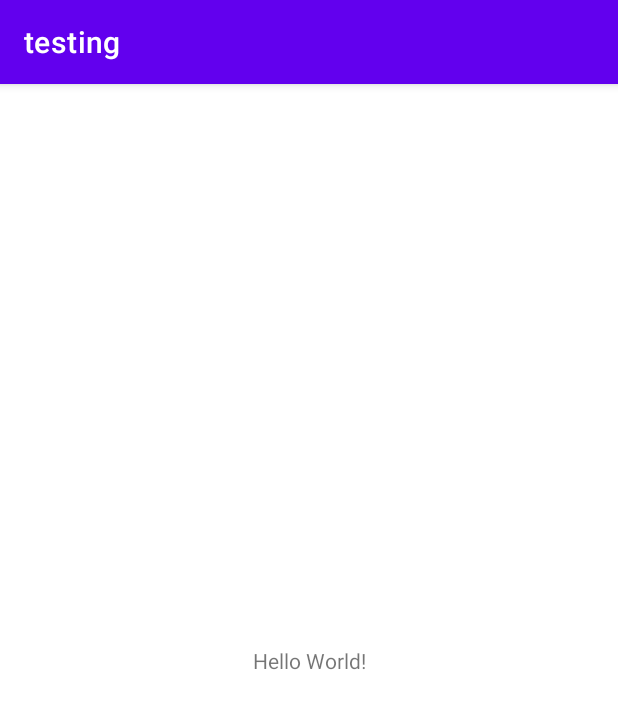
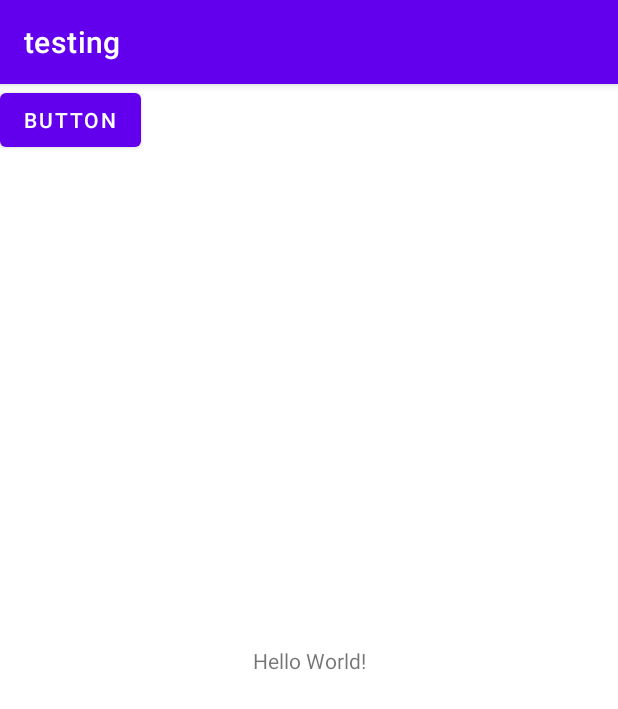
Before and after one commit to Kelvin-Yeoh/MobileAss, an Android app: the screen it shows after launch (MainActivity), on a phone screen of 412 x 824 dp. Shown: the top 709 px of the screen. Run offline under Robolectric (Android 15) with nearby library versions, the phone set to English and light mode, and no system bars.

Commit message:
button testing

```diff
--- a/app/src/main/res/layout/activity_main.xml
+++ b/app/src/main/res/layout/activity_main.xml
@@ -15,4 +15,12 @@
         app:layout_constraintStart_toStartOf="parent"
         app:layout_constraintTop_toTopOf="parent" />
 
+    <Button
+        android:id="@+id/button"
+        android:layout_width="wrap_content"
+        android:layout_height="wrap_content"
+        android:text="Button"
+        tools:layout_editor_absoluteX="140dp"
+        tools:layout_editor_absoluteY="565dp" />
+
 </androidx.constraintlayout.widget.ConstraintLayout>
```
